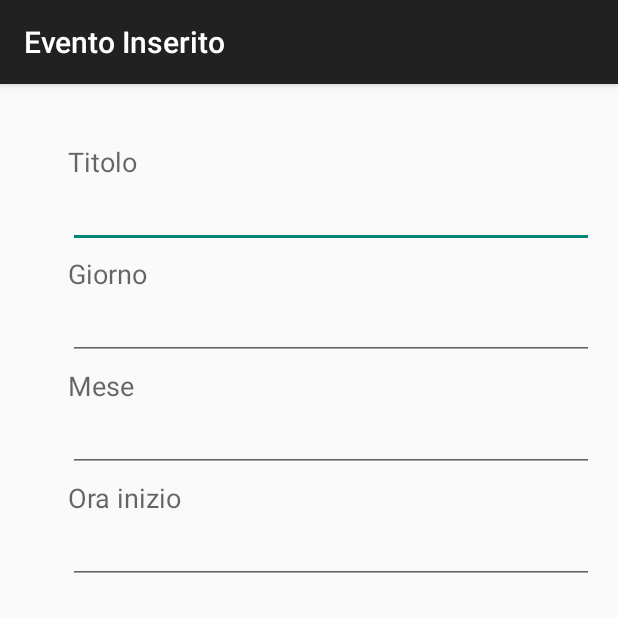
After one commit to BrosDs/SpeechRecognizer, an Android app: the ShowEventRecap screen opened directly, with no data from a screen before it, on a phone screen of 412 x 824 dp, the top half of it. The commit adds this screen. Run offline under Robolectric (Android 15) with nearby library versions, the phone set to English and light mode, and no system bars.

Commit message:
Commit Iniziale

```diff
--- a/app/src/main/AndroidManifest.xml
+++ b/app/src/main/AndroidManifest.xml
@@ -16,6 +16,10 @@
                 <category android:name="android.intent.category.LAUNCHER" />
             </intent-filter>
         </activity>
+        <activity
+            android:name=".ShowEventRecap"
+            android:label="@string/title_activity_show_event_recap" >
+        </activity>
     </application>
 
 </manifest>
--- /dev/null
+++ b/app/src/main/java/it/unimore/brosds/speechrecognizer/ShowEventRecap.java
@@ -0,0 +1,37 @@
+package it.unimore.brosds.speechrecognizer;
+
+import android.content.Intent;
+import android.support.v7.app.ActionBarActivity;
+import android.os.Bundle;
+import android.widget.EditText;
+
+
+public class ShowEventRecap extends ActionBarActivity {
+
+    @Override
+    protected void onCreate(Bundle savedInstanceState) {
+        super.onCreate(savedInstanceState);
+        setContentView(R.layout.activity_show_event_recap);
+
+        Intent intent = getIntent();
+        String title = intent.getStringExtra(MainActivity.TITLE);
+        String day = intent.getStringExtra(MainActivity.DAY);
+        String month = intent.getStringExtra(MainActivity.MONTH);
+        String start_time = intent.getStringExtra(MainActivity.START_TIME);
+
+        EditText titolo = (EditText) findViewById(R.id.titolo_insert);
+        titolo.setText(title);
+
+        EditText giorno = (EditText) findViewById(R.id.giorno_insert);
+        giorno.setText(day);
+
+        EditText mese = (EditText) findViewById(R.id.mese_insert);
+        mese.setText(month);
+
+        EditText ora_inizio = (EditText) findViewById(R.id.ora_insert);
+        ora_inizio.setText(start_time);
+
+    }
+
+
+}
--- /dev/null
+++ b/app/src/main/res/layout/activity_show_event_recap.xml
@@ -0,0 +1,91 @@
+<RelativeLayout xmlns:android="http://schemas.android.com/apk/res/android"
+    xmlns:tools="http://schemas.android.com/tools" android:layout_width="match_parent"
+    android:layout_height="match_parent" android:paddingLeft="@dimen/activity_horizontal_margin"
+    android:paddingRight="@dimen/activity_horizontal_margin"
+    android:paddingTop="@dimen/activity_vertical_margin"
+    android:paddingBottom="@dimen/activity_vertical_margin"
+    tools:context="it.unimore.brosds.speechrecognizer.ShowEventRecap">
+
+    <TextView
+        android:layout_width="wrap_content"
+        android:layout_height="wrap_content"
+        android:textAppearance="?android:attr/textAppearanceMedium"
+        android:text="Titolo"
+        android:id="@+id/textView"
+        android:layout_alignParentTop="true"
+        android:layout_alignParentLeft="true"
+        android:layout_alignParentStart="true"
+        android:layout_marginLeft="29dp"
+        android:layout_marginStart="29dp"
+        android:layout_marginTop="23dp" />
+
+    <TextView
+        android:layout_width="wrap_content"
+        android:layout_height="wrap_content"
+        android:textAppearance="?android:attr/textAppearanceMedium"
+        android:text="Giorno"
+        android:id="@+id/textView2"
+        android:layout_below="@+id/textView"
+        android:layout_alignLeft="@+id/textView"
+        android:layout_alignStart="@+id/textView"
+        android:layout_marginTop="50dp" />
+
+    <TextView
+        android:layout_width="wrap_content"
+        android:layout_height="wrap_content"
+        android:textAppearance="?android:attr/textAppearanceMedium"
+        android:text="Mese"
+        android:id="@+id/textView3"
+        android:layout_below="@+id/textView2"
+        android:layout_alignLeft="@+id/textView2"
+        android:layout_alignStart="@+id/textView2"
+        android:layout_marginTop="50dp" />
+
+    <TextView
+        android:layout_width="wrap_content"
+        android:layout_height="wrap_content"
+        android:textAppearance="?android:attr/textAppearanceMedium"
+        android:text="Ora inizio"
+        android:id="@+id/textView4"
+        android:layout_below="@+id/textView3"
+        android:layout_alignLeft="@+id/textView3"
+        android:layout_alignStart="@+id/textView3"
+        android:layout_marginTop="50dp" />
+
+    <EditText
+        android:layout_width="fill_parent"
+        android:layout_height="wrap_content"
+        android:id="@+id/titolo_insert"
+        android:layout_below="@+id/textView"
+        android:layout_alignLeft="@+id/textView2"
+        android:layout_alignStart="@+id/textView2" />
+
+    <EditText
+        android:layout_width="fill_parent"
+        android:layout_height="wrap_content"
+        android:id="@+id/mese_insert"
+        android:layout_below="@+id/textView3"
+        android:layout_alignLeft="@+id/textView3"
+        android:layout_alignStart="@+id/textView3" />
+
+    <EditText
+        android:layout_width="fill_parent"
+        android:layout_height="wrap_content"
+        android:inputType="time"
+        android:ems="10"
+        android:id="@+id/ora_insert"
+        android:layout_below="@+id/textView4"
+        android:layout_alignLeft="@+id/textView4"
+        android:layout_alignStart="@+id/textView4" />
+
+    <EditText
+        android:layout_width="match_parent"
+        android:layout_height="wrap_content"
+        android:inputType="date"
+        android:ems="10"
+        android:id="@+id/giorno_insert"
+        android:layout_below="@+id/textView2"
+        android:layout_alignLeft="@+id/textView2"
+        android:layout_alignStart="@+id/textView2" />
+
+</RelativeLayout>
--- a/app/src/main/res/values/strings.xml
+++ b/app/src/main/res/values/strings.xml
@@ -6,4 +6,5 @@
     <string name="speech_prompt">Say something&#8230;</string>
     <string name="speech_not_supported">Sorry! Your device doesn\'t support speech input</string>
     <string name="tap_on_mic">Tap on mic to speak</string>
+    <string name="title_activity_show_event_recap">Evento Inserito</string>
 </resources>
```
Also changed, not shown: app/src/main/java/it/unimore/brosds/speechrecognizer/MainActivity.java (+34 -2 lines), app/src/main/res/layout/activity_main.xml (+12 -9 lines), app/src/main/res/menu/menu_show_event_recap.xml (added, +7 -0 lines).
